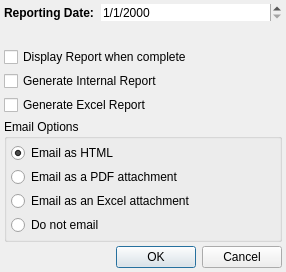
Old version of the form plugins/forms/dialogExportNotesOptions.ui in the repository kestermckinney/ProjectNotes.
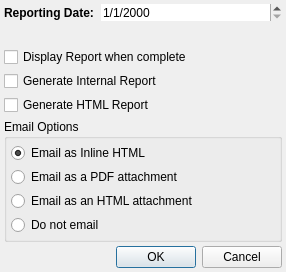
New version of the form.

Diff of the .ui file:
```diff
--- a/plugins/forms/dialogExportNotesOptions.ui
+++ b/plugins/forms/dialogExportNotesOptions.ui
@@ -93,7 +93,7 @@
    <item>
     <widget class="QCheckBox" name="m_checkBoxExcelRptNotes">
      <property name="text">
-      <string>Generate Excel Report</string>
+      <string>Generate HTML Report</string>
      </property>
     </widget>
    </item>
@@ -119,9 +119,9 @@
        <number>4</number>
       </property>
       <item>
-       <widget class="QRadioButton" name="m_radioBoxEmailAsHTML">
+       <widget class="QRadioButton" name="m_radioBoxEmailAsInlineHTML">
         <property name="text">
-         <string>Email as HTML</string>
+         <string>Email as Inline HTML</string>
         </property>
         <property name="checked">
          <bool>true</bool>
@@ -136,9 +136,9 @@
        </widget>
       </item>
       <item>
-       <widget class="QRadioButton" name="m_radioBoxEmailAsExcel">
+       <widget class="QRadioButton" name="m_radioBoxEmailAsHTML">
         <property name="text">
-         <string>Email as an Excel attachment</string>
+         <string>Email as an HTML attachment</string>
         </property>
        </widget>
       </item>
```
